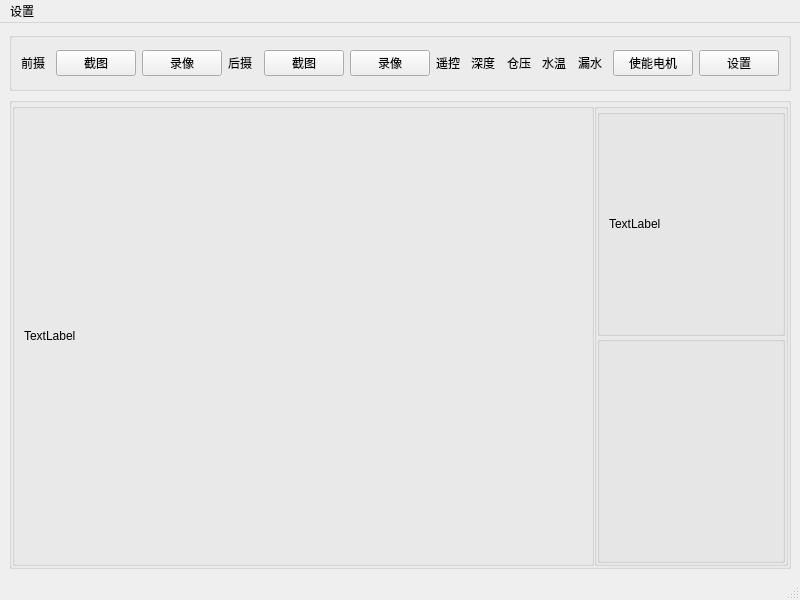
Qt form ui/main_ui.ui (ndkjing/uuv) before a commit.
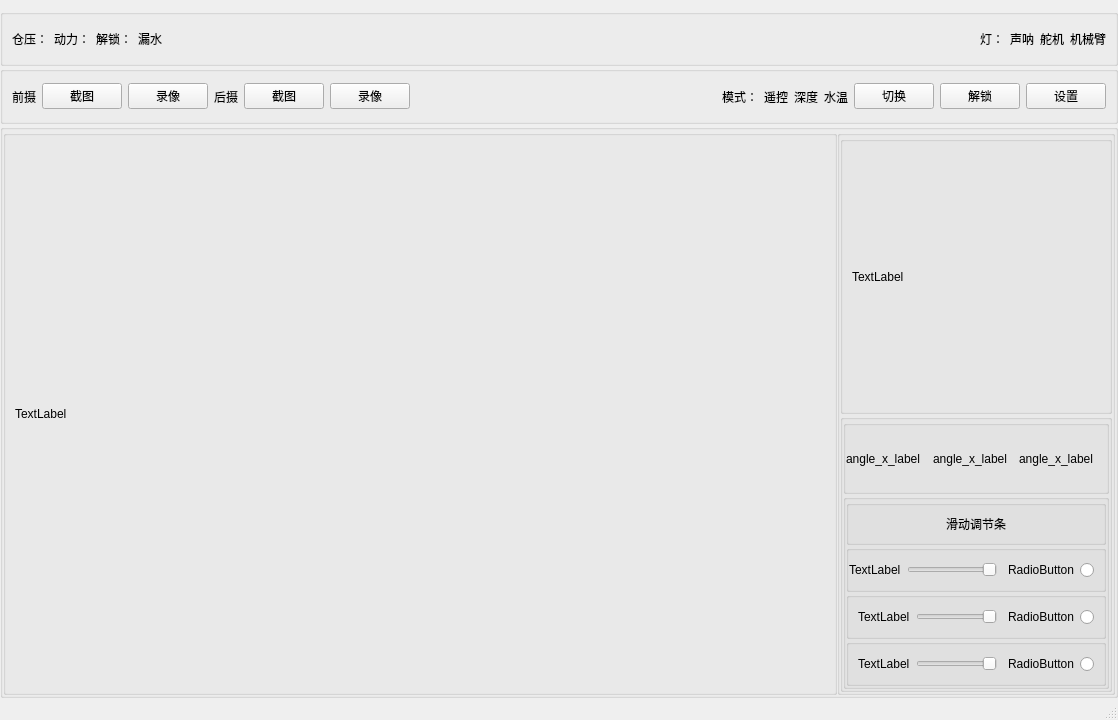
The same form after that commit.

```diff
--- a/ui/main_ui.ui
+++ b/ui/main_ui.ui
@@ -6,8 +6,8 @@
    <rect>
     <x>0</x>
     <y>0</y>
-    <width>800</width>
-    <height>600</height>
+    <width>1118</width>
+    <height>720</height>
    </rect>
   </property>
   <property name="windowTitle">
@@ -17,7 +17,109 @@
    <property name="layoutDirection">
     <enum>Qt::RightToLeft</enum>
    </property>
-   <layout class="QVBoxLayout" name="verticalLayout" stretch="1,8">
+   <layout class="QVBoxLayout" name="verticalLayout" stretch="1,1,10">
+    <property name="spacing">
+     <number>0</number>
+    </property>
+    <property name="leftMargin">
+     <number>0</number>
+    </property>
+    <property name="rightMargin">
+     <number>0</number>
+    </property>
+    <property name="bottomMargin">
+     <number>0</number>
+    </property>
+    <item>
+     <widget class="QGroupBox" name="groupBox_7">
+      <property name="title">
+       <string/>
+      </property>
+      <layout class="QHBoxLayout" name="horizontalLayout_5">
+       <item>
+        <widget class="QLabel" name="arm_label">
+         <property name="text">
+          <string>机械臂</string>
+         </property>
+         <property name="margin">
+          <number>2</number>
+         </property>
+        </widget>
+       </item>
+       <item>
+        <widget class="QLabel" name="camera_steer_label">
+         <property name="text">
+          <string>舵机</string>
+         </property>
+         <property name="margin">
+          <number>2</number>
+         </property>
+        </widget>
+       </item>
+       <item>
+        <widget class="QLabel" name="sonar_label">
+         <property name="text">
+          <string>声呐</string>
+         </property>
+         <property name="margin">
+          <number>2</number>
+         </property>
+        </widget>
+       </item>
+       <item>
+        <widget class="QLabel" name="light_label">
+         <property name="text">
+          <string>灯：</string>
+         </property>
+         <property name="margin">
+          <number>2</number>
+         </property>
+        </widget>
+       </item>
+       <item>
+        <spacer name="horizontalSpacer_4">
+         <property name="orientation">
+          <enum>Qt::Horizontal</enum>
+         </property>
+         <property name="sizeHint" stdset="0">
+          <size>
+           <width>40</width>
+           <height>20</height>
+          </size>
+         </property>
+        </spacer>
+       </item>
+       <item>
+        <widget class="QLabel" name="leak_label">
+         <property name="text">
+          <string>漏水</string>
+         </property>
+        </widget>
+       </item>
+       <item>
+        <widget class="QLabel" name="motor_lock_label">
+         <property name="text">
+          <string>解锁：</string>
+         </property>
+        </widget>
+       </item>
+       <item>
+        <widget class="QLabel" name="speed_label">
+         <property name="text">
+          <string>动力：</string>
+         </property>
+        </widget>
+       </item>
+       <item>
+        <widget class="QLabel" name="pressure_label">
+         <property name="text">
+          <string>仓压：</string>
+         </property>
+        </widget>
+       </item>
+      </layout>
+     </widget>
+    </item>
     <item>
      <widget class="QGroupBox" name="groupBox">
       <property name="title">
@@ -34,14 +136,14 @@
        <item>
         <widget class="QPushButton" name="init_motor_btn">
          <property name="text">
-          <string>使能电机</string>
+          <string>解锁</string>
          </property>
         </widget>
        </item>
        <item>
-        <widget class="QLabel" name="leak_label">
+        <widget class="QPushButton" name="switch_video_button">
          <property name="text">
-          <string>漏水</string>
+          <string>切换</string>
          </property>
         </widget>
        </item>
@@ -50,12 +152,8 @@
          <property name="text">
           <string>水温</string>
          </property>
-        </widget>
-       </item>
-       <item>
-        <widget class="QLabel" name="pressure_label">
-         <property name="text">
-          <string>仓压</string>
+         <property name="margin">
+          <number>3</number>
          </property>
         </widget>
        </item>
@@ -64,6 +162,9 @@
          <property name="text">
           <string>深度</string>
          </property>
+         <property name="margin">
+          <number>3</number>
+         </property>
         </widget>
        </item>
        <item>
@@ -71,8 +172,37 @@
          <property name="text">
           <string>遥控</string>
          </property>
+         <property name="margin">
+          <number>3</number>
+         </property>
         </widget>
        </item>
+       <item>
+        <widget class="QLabel" name="mode_label">
+         <property name="lineWidth">
+          <number>3</number>
+         </property>
+         <property name="text">
+          <string>模式：</string>
+         </property>
+         <property name="margin">
+          <number>2</number>
+         </property>
+        </widget>
+       </item>
+       <item>
+        <spacer name="horizontalSpacer">
+         <property name="orientation">
+          <enum>Qt::Horizontal</enum>
+         </property>
+         <property name="sizeHint" stdset="0">
+          <size>
+           <width>40</width>
+           <height>20</height>
+          </size>
+         </property>
+        </spacer>
+       </item>
        <item>
         <widget class="QPushButton" name="back_camera_video">
          <property name="text">
@@ -144,7 +274,7 @@
          <property name="title">
           <string/>
          </property>
-         <layout class="QVBoxLayout" name="verticalLayout_2">
+         <layout class="QVBoxLayout" name="verticalLayout_2" stretch="1,1">
           <property name="spacing">
            <number>0</number>
           </property>
@@ -181,7 +311,204 @@
             <property name="title">
              <string/>
             </property>
-            <layout class="QHBoxLayout" name="angle_layout"/>
+            <layout class="QVBoxLayout" name="verticalLayout_3" stretch="1,1">
+             <property name="spacing">
+              <number>0</number>
+             </property>
+             <property name="leftMargin">
+              <number>0</number>
+             </property>
+             <property name="topMargin">
+              <number>0</number>
+             </property>
+             <property name="rightMargin">
+              <number>0</number>
+             </property>
+             <property name="bottomMargin">
+              <number>0</number>
+             </property>
+             <item>
+              <widget class="QGroupBox" name="x_y_z_box">
+               <property name="title">
+                <string/>
+               </property>
+               <layout class="QHBoxLayout" name="x_y_z_layout">
+                <property name="spacing">
+                 <number>0</number>
+                </property>
+                <property name="leftMargin">
+                 <number>0</number>
+                </property>
+                <property name="topMargin">
+                 <number>0</number>
+                </property>
+                <property name="rightMargin">
+                 <number>0</number>
+                </property>
+                <property name="bottomMargin">
+                 <number>0</number>
+                </property>
+                <item>
+                 <widget class="QLabel" name="angle_z_label">
+                  <property name="text">
+                   <string>angle_x_label</string>
+                  </property>
+                 </widget>
+                </item>
+                <item>
+                 <widget class="QLabel" name="angle_y_label">
+                  <property name="text">
+                   <string>angle_x_label</string>
+                  </property>
+                 </widget>
+                </item>
+                <item>
+                 <widget class="QLabel" name="angle_x_label">
+                  <property name="text">
+                   <string>angle_x_label</string>
+                  </property>
+                 </widget>
+                </item>
+               </layout>
+              </widget>
+             </item>
+             <item>
+              <widget class="QGroupBox" name="groupBox_9">
+               <property name="title">
+                <string/>
+               </property>
+               <layout class="QVBoxLayout" name="verticalLayout_4" stretch="1,2,2,2">
+                <property name="spacing">
+                 <number>0</number>
+                </property>
+                <property name="leftMargin">
+                 <number>0</number>
+                </property>
+                <property name="topMargin">
+                 <number>0</number>
+                </property>
+                <property name="rightMargin">
+                 <number>0</number>
+                </property>
+                <property name="bottomMargin">
+                 <number>0</number>
+                </property>
+                <item>
+                 <widget class="QGroupBox" name="groupBox_15">
+                  <property name="title">
+                   <string/>
+                  </property>
+                  <layout class="QVBoxLayout" name="verticalLayout_5">
+                   <item>
+                    <widget class="QLabel" name="label">
+                     <property name="text">
+                      <string>滑动调节条</string>
+                     </property>
+                     <property name="alignment">
+                      <set>Qt::AlignCenter</set>
+                     </property>
+                    </widget>
+                   </item>
+                  </layout>
+                 </widget>
+                </item>
+                <item>
+                 <widget class="QGroupBox" name="groupBox_12">
+                  <property name="title">
+                   <string/>
+                  </property>
+                  <layout class="QHBoxLayout" name="horizontalLayout_7">
+                   <property name="leftMargin">
+                    <number>0</number>
+                   </property>
+                   <item>
+                    <widget class="QRadioButton" name="radioButton">
+                     <property name="text">
+                      <string>RadioButton</string>
+                     </property>
+                    </widget>
+                   </item>
+                   <item>
+                    <widget class="QSlider" name="horizontalSlider">
+                     <property name="orientation">
+                      <enum>Qt::Horizontal</enum>
+                     </property>
+                    </widget>
+                   </item>
+                   <item>
+                    <widget class="QLabel" name="label_4">
+                     <property name="text">
+                      <string>TextLabel</string>
+                     </property>
+                    </widget>
+                   </item>
+                  </layout>
+                 </widget>
+                </item>
+                <item>
+                 <widget class="QGroupBox" name="groupBox_13">
+                  <property name="title">
+                   <string/>
+                  </property>
+                  <layout class="QHBoxLayout" name="horizontalLayout_8">
+                   <item>
+                    <widget class="QRadioButton" name="radioButton_2">
+                     <property name="text">
+                      <string>RadioButton</string>
+                     </property>
+                    </widget>
+                   </item>
+                   <item>
+                    <widget class="QSlider" name="horizontalSlider_2">
+                     <property name="orientation">
+                      <enum>Qt::Horizontal</enum>
+                     </property>
+                    </widget>
+                   </item>
+                   <item>
+                    <widget class="QLabel" name="label_2">
+                     <property name="text">
+                      <string>TextLabel</string>
+                     </property>
+                    </widget>
+                   </item>
+                  </layout>
+                 </widget>
+                </item>
+                <item>
+                 <widget class="QGroupBox" name="groupBox_14">
+                  <property name="title">
+                   <string/>
+                  </property>
+                  <layout class="QHBoxLayout" name="horizontalLayout_9">
+                   <item>
+                    <widget class="QRadioButton" name="radioButton_3">
+                     <property name="text">
+                      <string>RadioButton</string>
+                     </property>
+                    </widget>
+                   </item>
+                   <item>
+                    <widget class="QSlider" name="horizontalSlider_3">
+                     <property name="orientation">
+                      <enum>Qt::Horizontal</enum>
+                     </property>
+                    </widget>
+                   </item>
+                   <item>
+                    <widget class="QLabel" name="label_3">
+                     <property name="text">
+                      <string>TextLabel</string>
+                     </property>
+                    </widget>
+                   </item>
+                  </layout>
+                 </widget>
+                </item>
+               </layout>
+              </widget>
+             </item>
+            </layout>
            </widget>
           </item>
          </layout>
@@ -213,17 +540,10 @@
     <rect>
      <x>0</x>
      <y>0</y>
-     <width>800</width>
+     <width>1118</width>
      <height>23</height>
     </rect>
    </property>
-   <widget class="QMenu" name="menu">
-    <property name="title">
-     <string>设置</string>
-    </property>
-    <addaction name="actionbse"/>
-   </widget>
-   <addaction name="menu"/>
   </widget>
   <widget class="QStatusBar" name="statusbar"/>
   <action name="actionbse">
```
Left out of the diff: 4 changed lines with no effect on the pictures.
